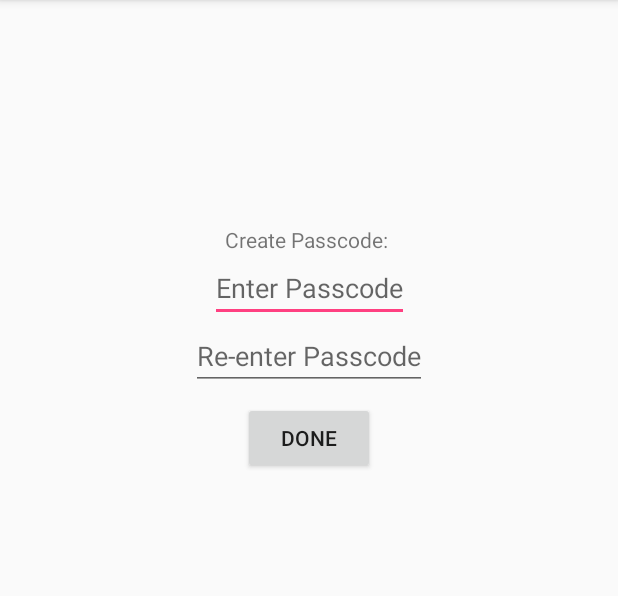
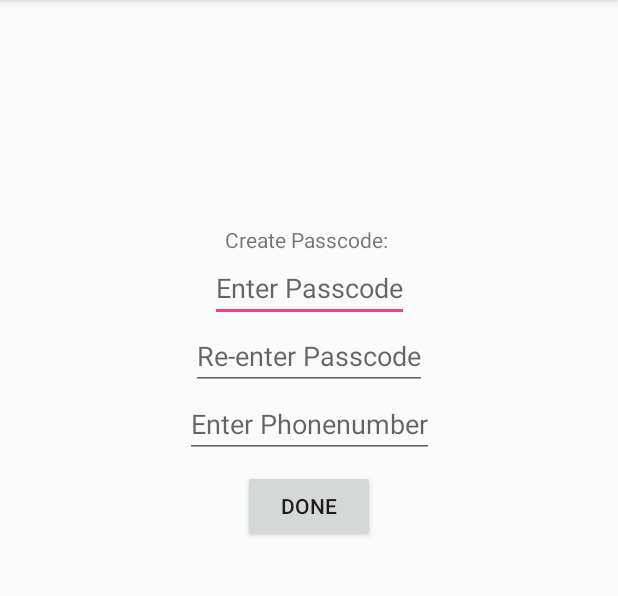
Before and after one commit to Aaronmb123/devpolmanobd, an Android app: the screen it shows after launch (SetupActivity), on a phone screen of 412 x 824 dp, the part 84-680 px from its top. Run offline under Robolectric (Android 15) with nearby library versions, the phone set to English and light mode, and no system bars.

Commit message:
added edit text for phone number, no functionality

```diff
--- a/app/src/main/res/layout/fragment_setup.xml
+++ b/app/src/main/res/layout/fragment_setup.xml
@@ -41,6 +41,18 @@
         app:layout_constraintStart_toStartOf="parent"
         app:layout_constraintTop_toBottomOf="@id/enter_passcode_et"/>
 
+    <EditText
+        android:id="@+id/enter_phone_number_et"
+        android:layout_width="wrap_content"
+        android:layout_height="wrap_content"
+        android:layout_marginEnd="8dp"
+        android:layout_marginStart="8dp"
+        android:inputType="text"
+        android:hint="Enter Phonenumber"
+        app:layout_constraintEnd_toEndOf="parent"
+        app:layout_constraintStart_toStartOf="parent"
+        app:layout_constraintTop_toBottomOf="@id/re-enter_passcode_et"/>
+
     <Button
         android:id="@+id/done_btn"
         android:layout_width="wrap_content"
@@ -51,6 +63,6 @@
         android:layout_marginTop="8dp"
         app:layout_constraintEnd_toEndOf="parent"
         app:layout_constraintStart_toStartOf="parent"
-        app:layout_constraintTop_toBottomOf="@id/re-enter_passcode_et"/>
+        app:layout_constraintTop_toBottomOf="@id/enter_phone_number_et"/>
 
 </android.support.constraint.ConstraintLayout>
```
